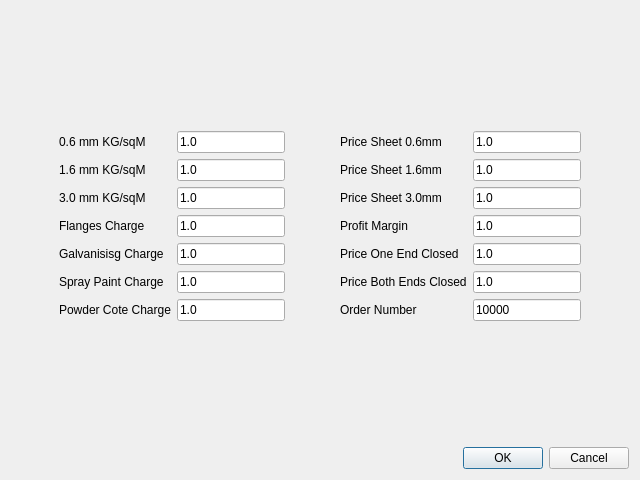
This is prefdialog.ui in mygnu/rgb-quote as Qt 5 draws it before an edit. The edited form follows.
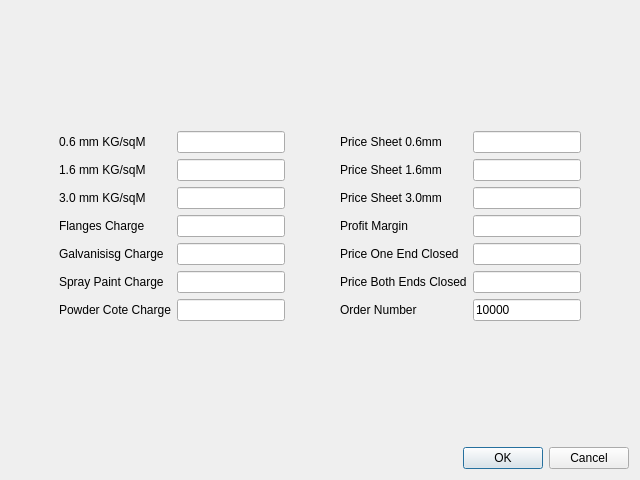
This is the edited form.

```diff
--- a/prefdialog.ui
+++ b/prefdialog.ui
@@ -104,8 +104,11 @@
            <property name="inputMethodHints">
             <set>Qt::ImhDigitsOnly|Qt::ImhPreferNumbers</set>
            </property>
+           <property name="inputMask">
+            <string/>
+           </property>
            <property name="text">
-            <string>1.0</string>
+            <string/>
            </property>
           </widget>
          </item>
@@ -115,7 +118,7 @@
             <set>Qt::ImhDigitsOnly</set>
            </property>
            <property name="text">
-            <string>1.0</string>
+            <string/>
            </property>
           </widget>
          </item>
@@ -125,7 +128,7 @@
             <set>Qt::ImhDigitsOnly</set>
            </property>
            <property name="text">
-            <string>1.0</string>
+            <string/>
            </property>
           </widget>
          </item>
@@ -135,7 +138,7 @@
             <set>Qt::ImhDigitsOnly</set>
            </property>
            <property name="text">
-            <string>1.0</string>
+            <string/>
            </property>
           </widget>
          </item>
@@ -145,7 +148,7 @@
             <set>Qt::ImhDigitsOnly</set>
            </property>
            <property name="text">
-            <string>1.0</string>
+            <string/>
            </property>
           </widget>
          </item>
@@ -155,7 +158,7 @@
             <set>Qt::ImhDigitsOnly</set>
            </property>
            <property name="text">
-            <string>1.0</string>
+            <string/>
            </property>
           </widget>
          </item>
@@ -165,7 +168,7 @@
             <set>Qt::ImhDigitsOnly</set>
            </property>
            <property name="text">
-            <string>1.0</string>
+            <string/>
            </property>
           </widget>
          </item>
@@ -249,7 +252,7 @@
             <set>Qt::ImhDigitsOnly</set>
            </property>
            <property name="text">
-            <string>1.0</string>
+            <string/>
            </property>
           </widget>
          </item>
@@ -259,7 +262,7 @@
             <set>Qt::ImhDigitsOnly</set>
            </property>
            <property name="text">
-            <string>1.0</string>
+            <string/>
            </property>
           </widget>
          </item>
@@ -269,7 +272,7 @@
             <set>Qt::ImhDigitsOnly</set>
            </property>
            <property name="text">
-            <string>1.0</string>
+            <string/>
            </property>
           </widget>
          </item>
@@ -279,7 +282,7 @@
             <set>Qt::ImhDigitsOnly</set>
            </property>
            <property name="text">
-            <string>1.0</string>
+            <string/>
            </property>
           </widget>
          </item>
@@ -289,7 +292,7 @@
             <set>Qt::ImhDigitsOnly</set>
            </property>
            <property name="text">
-            <string>1.0</string>
+            <string/>
            </property>
           </widget>
          </item>
@@ -299,7 +302,7 @@
             <set>Qt::ImhDigitsOnly</set>
            </property>
            <property name="text">
-            <string>1.0</string>
+            <string/>
            </property>
           </widget>
          </item>
```
